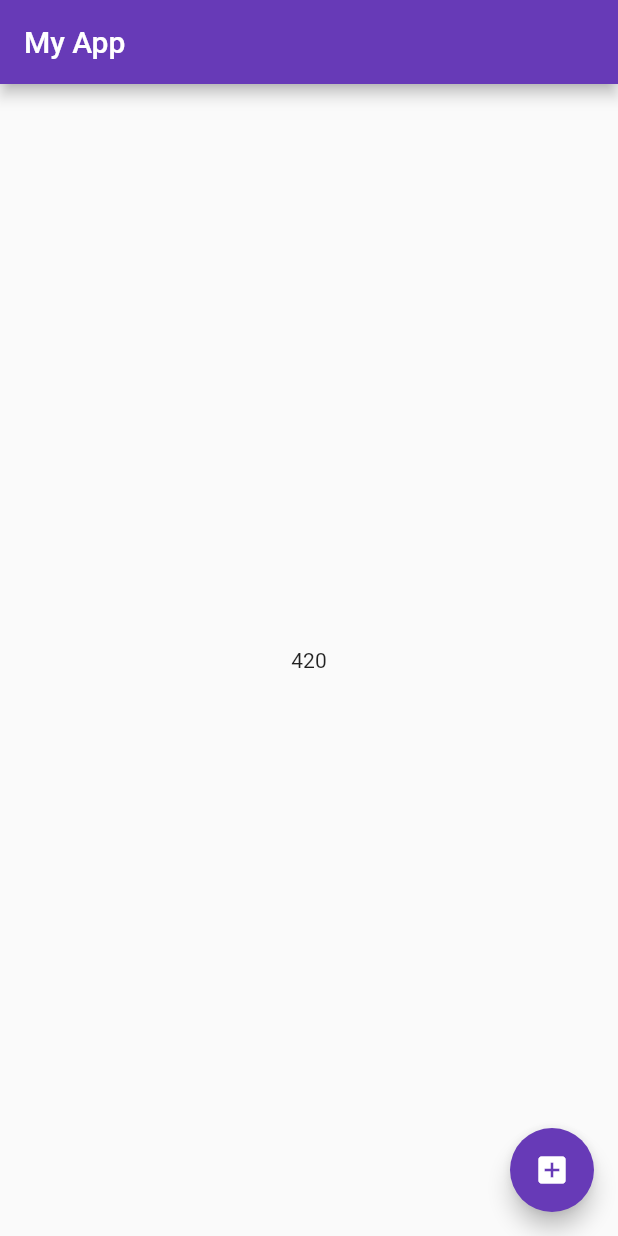
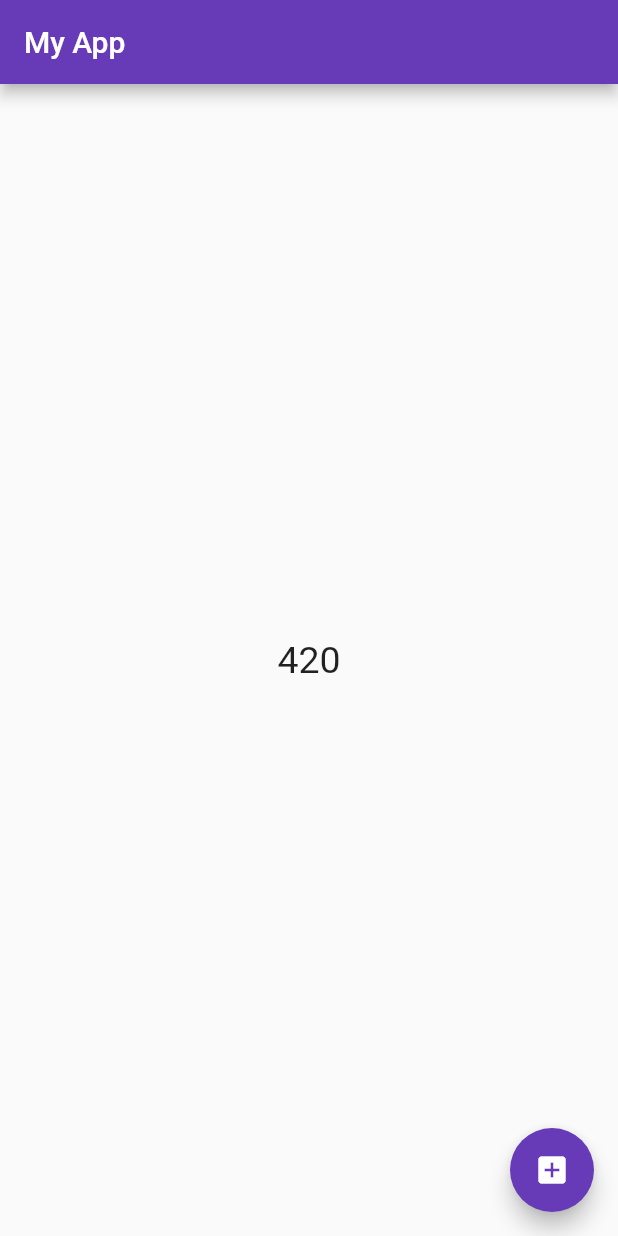
Before and after one commit to WBorges1984/trilhaapp., a Flutter app: the screen it shows after launch, after a tap on the "add box" icon, on a phone screen of 412 x 824 dp. Run offline on Flutter 3.47's test engine with Material 2 defaults, Android fonts, the phone set to English and light mode, and no system bars; our stand-ins replace google_fonts; Roboto replaces fonts that are missing (Acme).

Commit message:
Instalando o Google Fonts

```diff
--- a/lib/my_app.dart
+++ b/lib/my_app.dart
@@ -1,4 +1,5 @@
 import 'package:flutter/material.dart';
+import 'package:google_fonts/google_fonts.dart';
 
 import 'pages/home_page.dart';
 
@@ -10,6 +11,7 @@ class MyApp extends StatelessWidget {
     return MaterialApp(
       theme: ThemeData(
         primarySwatch: Colors.deepPurple,
+        textTheme: GoogleFonts.pacificoTextTheme(),
       ),
       debugShowCheckedModeBanner: false,
       home: const HomePage(),
--- a/lib/pages/home_page.dart
+++ b/lib/pages/home_page.dart
@@ -1,4 +1,5 @@
 import 'package:flutter/material.dart';
+import 'package:google_fonts/google_fonts.dart';
 import 'package:trilhaapp/service/gerador_numero_aleatorio_service.dart';
 
 class HomePage extends StatefulWidget {
@@ -14,8 +15,18 @@ class _HomePageState extends State<HomePage> {
   @override
   Widget build(BuildContext context) {
     return Scaffold(
-      appBar: AppBar(title: const Text("My App")),
-      body: Center(child: Text(numeroGerado.toString())),
+      appBar: AppBar(
+        title: Text(
+          "My App",
+          style: GoogleFonts.roboto(),
+        ),
+      ),
+      body: Center(
+        child: Text(
+          numeroGerado.toString(),
+          style: GoogleFonts.acme(fontSize: 25),
+        ),
+      ),
       floatingActionButton: FloatingActionButton(
         child: const Icon(Icons.add_box),
         onPressed: () {
--- a/pubspec.yaml
+++ b/pubspec.yaml
@@ -28,6 +28,7 @@ environment:
 # the latest version available on pub.dev. To see which dependencies have newer
 # versions available, run `flutter pub outdated`.
 dependencies:
+  google_fonts: ^5.1.0
   flutter:
     sdk: flutter
 
```
Also changed, not shown: pubspec.lock, 2 other files.
